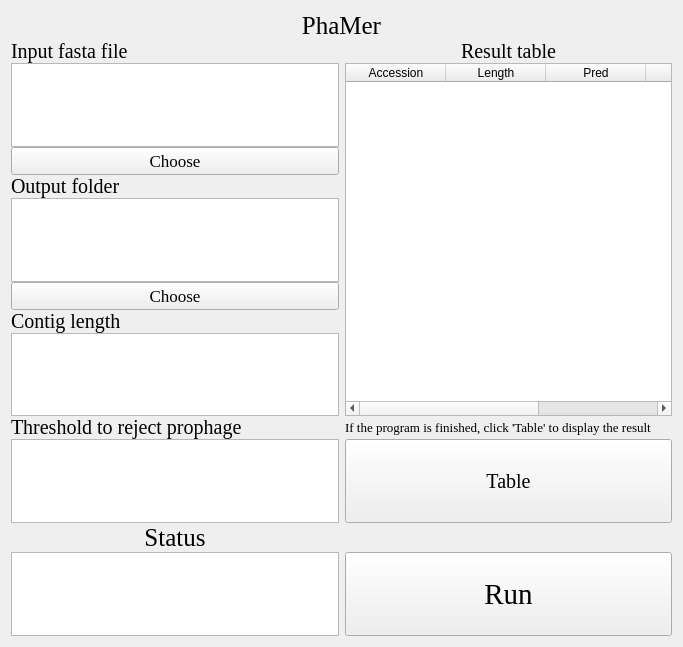
Before: the Qt Designer form UI/PhaMer.ui in hzaurzli/MicroWorldOmics, drawn with Qt 5.
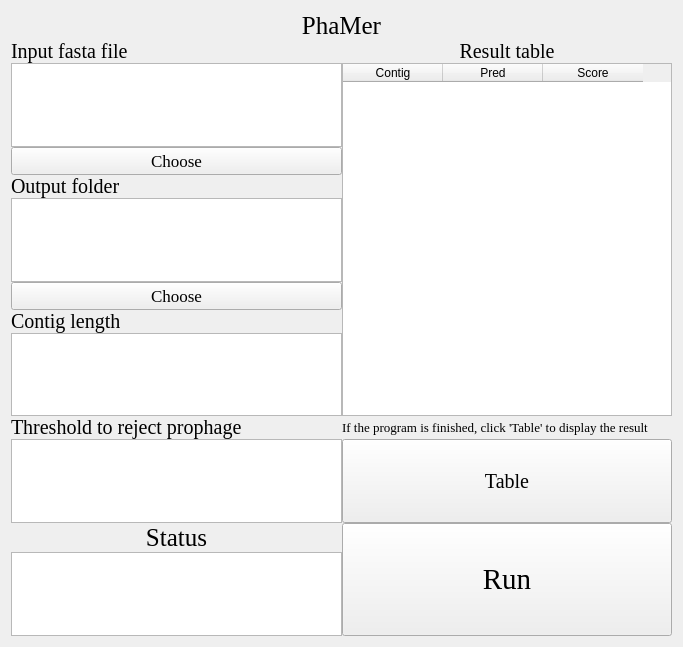
After: the same form once the commit is applied. Icons and pictures are not drawn.

Diff of the .ui file:
```diff
--- a/UI/PhaMer.ui
+++ b/UI/PhaMer.ui
@@ -19,10 +19,7 @@
   <layout class="QGridLayout" name="gridLayout_2">
    <item row="0" column="0">
     <layout class="QGridLayout" name="gridLayout">
-     <property name="horizontalSpacing">
-      <number>6</number>
-     </property>
-     <property name="verticalSpacing">
+     <property name="spacing">
       <number>0</number>
      </property>
      <item row="1" column="0">
@@ -201,28 +198,6 @@
        </property>
       </widget>
      </item>
-     <item row="12" column="1">
-      <widget class="QPushButton" name="pushButton">
-       <property name="sizePolicy">
-        <sizepolicy hsizetype="Expanding" vsizetype="Expanding">
-         <horstretch>0</horstretch>
-         <verstretch>0</verstretch>
-        </sizepolicy>
-       </property>
-       <property name="font">
-        <font>
-         <family>Times New Roman</family>
-         <pointsize>22</pointsize>
-        </font>
-       </property>
-       <property name="styleSheet">
-        <string notr="true">background-image: url(D:/Documents/Desktop/white.png)</string>
-       </property>
-       <property name="text">
-        <string>Run</string>
-       </property>
-      </widget>
-     </item>
      <item row="0" column="0" colspan="2">
       <widget class="QLabel" name="label">
        <property name="font">
@@ -262,12 +237,7 @@
        </property>
        <column>
         <property name="text">
-         <string>Accession</string>
-        </property>
-       </column>
-       <column>
-        <property name="text">
-         <string>Length</string>
+         <string>Contig</string>
         </property>
        </column>
        <column>
@@ -280,11 +250,28 @@
          <string>Score</string>
         </property>
        </column>
-       <column>
-        <property name="text">
-         <string>Type</string>
-        </property>
-       </column>
+      </widget>
+     </item>
+     <item row="11" column="1" rowspan="2">
+      <widget class="QPushButton" name="pushButton">
+       <property name="sizePolicy">
+        <sizepolicy hsizetype="Expanding" vsizetype="Expanding">
+         <horstretch>0</horstretch>
+         <verstretch>0</verstretch>
+        </sizepolicy>
+       </property>
+       <property name="font">
+        <font>
+         <family>Times New Roman</family>
+         <pointsize>22</pointsize>
+        </font>
+       </property>
+       <property name="styleSheet">
+        <string notr="true">background-image: url(D:/Documents/Desktop/white.png)</string>
+       </property>
+       <property name="text">
+        <string>Run</string>
+       </property>
       </widget>
      </item>
     </layout>
```
